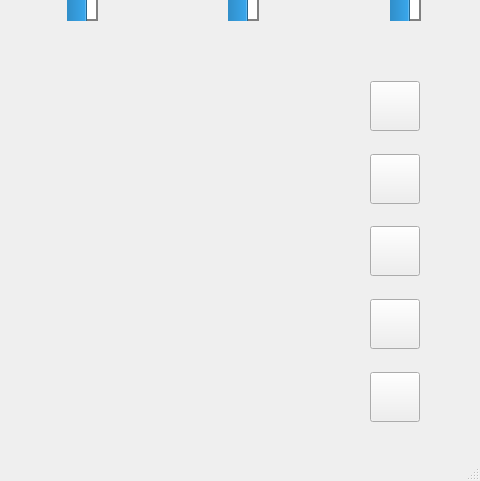
First picture: the form in mainwindow.ui, repository Xyan-Banan/polytech-Tamagochi, before the edit; both pictures show x 320 to 800 and y 119 to 600 of the 800 by 600 pixel window.
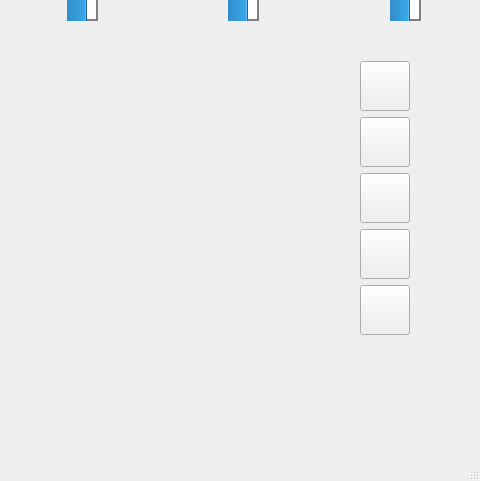
Second picture: the form after the edit. Icons and pictures are not drawn.

```diff
--- a/mainwindow.ui
+++ b/mainwindow.ui
@@ -329,8 +329,8 @@
    <widget class="QWidget" name="verticalLayoutWidget">
     <property name="geometry">
      <rect>
-      <x>690</x>
-      <y>200</y>
+      <x>680</x>
+      <y>180</y>
       <width>52</width>
       <height>341</height>
      </rect>
@@ -366,10 +366,13 @@
        <property name="orientation">
         <enum>Qt::Vertical</enum>
        </property>
+       <property name="sizeType">
+        <enum>QSizePolicy::Fixed</enum>
+       </property>
        <property name="sizeHint" stdset="0">
         <size>
-         <width>20</width>
-         <height>40</height>
+         <width>0</width>
+         <height>0</height>
         </size>
        </property>
       </spacer>
@@ -401,10 +404,13 @@
        <property name="orientation">
         <enum>Qt::Vertical</enum>
        </property>
+       <property name="sizeType">
+        <enum>QSizePolicy::Fixed</enum>
+       </property>
        <property name="sizeHint" stdset="0">
         <size>
-         <width>20</width>
-         <height>40</height>
+         <width>0</width>
+         <height>0</height>
         </size>
        </property>
       </spacer>
@@ -436,10 +442,13 @@
        <property name="orientation">
         <enum>Qt::Vertical</enum>
        </property>
+       <property name="sizeType">
+        <enum>QSizePolicy::Fixed</enum>
+       </property>
        <property name="sizeHint" stdset="0">
         <size>
-         <width>20</width>
-         <height>40</height>
+         <width>0</width>
+         <height>0</height>
         </size>
        </property>
       </spacer>
@@ -471,10 +480,13 @@
        <property name="orientation">
         <enum>Qt::Vertical</enum>
        </property>
+       <property name="sizeType">
+        <enum>QSizePolicy::Fixed</enum>
+       </property>
        <property name="sizeHint" stdset="0">
         <size>
-         <width>20</width>
-         <height>40</height>
+         <width>0</width>
+         <height>0</height>
         </size>
        </property>
       </spacer>
```
